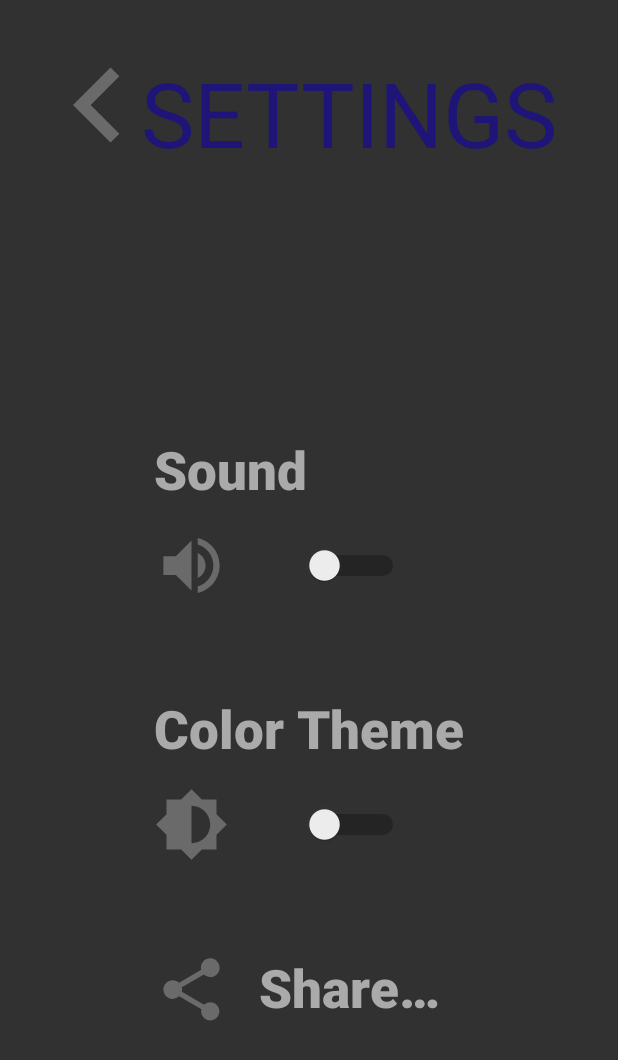
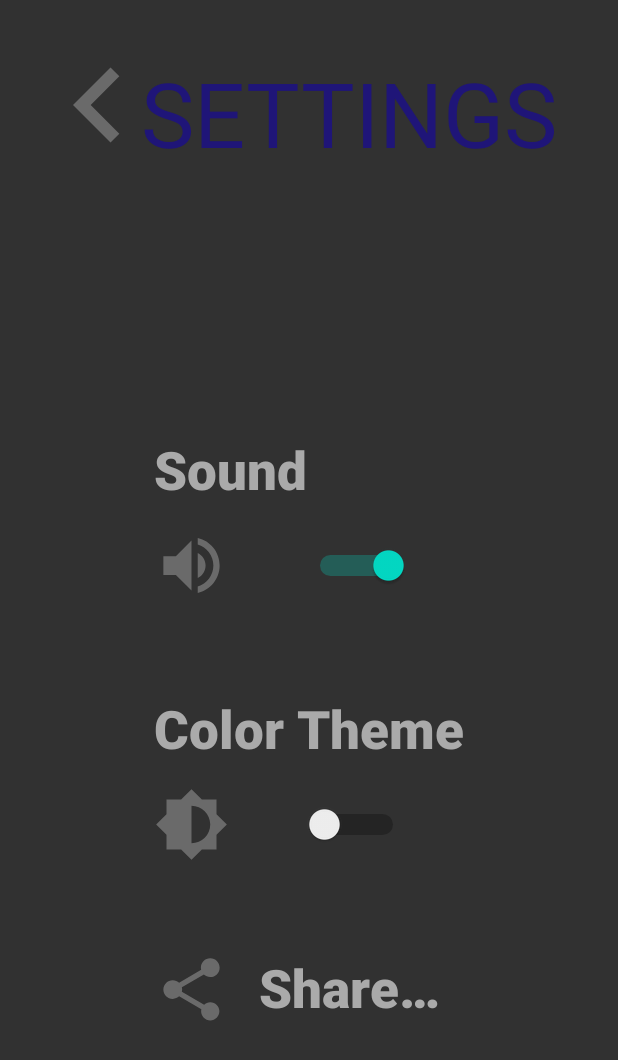
Before and after one commit to MikLay/Secret-Path, an Android app: the SettingsActivity screen opened directly, with no data from a screen before it, on a phone screen of 412 x 824 dp. Shown: the top 1060 px of the screen. Run offline under Robolectric (Android 15) with nearby library versions, the phone set to English and light mode, and no system bars; Roboto replaces fonts that are not available here.

Commit message:
Implemented Settings functionality

```diff
--- a/app/src/main/java/com/justdoit/secretpath/SettingsActivity.java
+++ b/app/src/main/java/com/justdoit/secretpath/SettingsActivity.java
@@ -5,6 +5,8 @@ import android.content.SharedPreferences;
 import android.os.Bundle;
 import android.util.Log;
 import android.view.View;
+import android.widget.ImageView;
+import android.widget.Switch;
 import android.widget.TextView;
 
 import androidx.appcompat.app.AppCompatActivity;
@@ -13,36 +15,26 @@ public class SettingsActivity extends AppCompatActivity {
     private static final String LOG_TAG =
             SettingsActivity.class.getSimpleName();
 
-    private String LEVEL_KEY;
-    private String PROGRESS_KEY;
+    private String THEME_KEY;
+    private String VOLUME_KEY;
     private SharedPreferences mPreferences;
-
-//    @Override
-//    protected void onCreate(Bundle savedInstanceState) {
-//        super.onCreate(savedInstanceState);
-//        setContentView(R.layout.activity_levels);
-//
-//        mPreferences = getSharedPreferences(
-//                getString(R.string.sharedPreferencesFileName), MODE_PRIVATE);
-//
-//        progress = mPreferences.getInt(getString(R.string.progressKey), 0);
-//
-//        levelNumber = findViewById(R.id.selectLevelNumber);
-//        levelNumber.setText(String.valueOf(progress + 1));
-//    }
 
     @Override
     protected void onCreate(Bundle savedInstanceState) {
         super.onCreate(savedInstanceState);
         setContentView(R.layout.activity_settings);
 
-        LEVEL_KEY = getString(R.string.levelKey);
-        PROGRESS_KEY = getString(R.string.progressKey);
+        THEME_KEY = getString(R.string.themeKey);
+        VOLUME_KEY = getString(R.string.volumeKey);
 
         mPreferences = getSharedPreferences(
                 getString(R.string.sharedPreferencesFileName), MODE_PRIVATE);
 
+        int theme = mPreferences.getInt(THEME_KEY, 0); // Dark theme by default
+        int volume = mPreferences.getInt(VOLUME_KEY, 1); // Sounds on by default
 
+        setThemeLayoutState(theme);
+        setVolumeLayoutState(volume);
     }
 
     public void backButtonOnClick(View view) {
@@ -52,16 +44,69 @@ public class SettingsActivity extends AppCompatActivity {
 
     public void switchSoundOnClick(View view) {
         Log.d(LOG_TAG, "SwitchSound toggled");
+        Switch volumeSwitch = findViewById(R.id.settingsSoundSwitch);
+        ImageView volumeImage = findViewById(R.id.settingsSoundImage);
+        if (volumeSwitch.isChecked()) {
+            volumeImage.setImageDrawable(getResources().getDrawable(R.drawable.ic_volume_on));
 
+            SharedPreferences.Editor preferencesEditor = mPreferences.edit();
+            preferencesEditor.putInt(VOLUME_KEY, 1);
+            preferencesEditor.apply();
+        } else {
+            volumeImage.setImageDrawable(getResources().getDrawable(R.drawable.ic_volume_off));
+
+            SharedPreferences.Editor preferencesEditor = mPreferences.edit();
+            preferencesEditor.putInt(VOLUME_KEY, 0);
+            preferencesEditor.apply();
+        }
     }
 
     public void switchThemeOnClick(View view) {
         Log.d(LOG_TAG, "SwitchTheme toggled");
+        Switch themeSwitch = findViewById(R.id.settingsThemeSwitch);
+        if (themeSwitch.isChecked()) {
+            //TODO: switch to Light theme
 
+            SharedPreferences.Editor preferencesEditor = mPreferences.edit();
+            preferencesEditor.putInt(THEME_KEY, 1);
+            preferencesEditor.apply();
+        } else {
+            //TODO: switch to Dark theme
+
+            SharedPreferences.Editor preferencesEditor = mPreferences.edit();
+            preferencesEditor.putInt(THEME_KEY, 0);
+            preferencesEditor.apply();
+        }
     }
 
     public void shareButtonOnClick(View view) {
         Log.d(LOG_TAG, "ShareButton clicked");
+        Intent sharingIntent = new Intent(Intent.ACTION_SEND);
+        sharingIntent.setType("text/plain");
+        String shareBody = "Я зіграв в Secret Path! Спробуй і ти: https://github.com/MikLay/Secret-Path";
+        sharingIntent.putExtra(Intent.EXTRA_SUBJECT, "Secret Path");
+        sharingIntent.putExtra(Intent.EXTRA_TEXT, shareBody);
+        startActivity(Intent.createChooser(sharingIntent, "Share via"));
+    }
 
+    private void setThemeLayoutState(int theme) {
+        Switch themeSwitch = findViewById(R.id.settingsThemeSwitch);
+        if (theme == 1) {
+            themeSwitch.setChecked(true);
+        } else {
+            themeSwitch.setChecked(false);
+        }
+    }
+
+    private void setVolumeLayoutState(int volume) {
+        Switch volumeSwitch = findViewById(R.id.settingsSoundSwitch);
+        ImageView volumeImage = findViewById(R.id.settingsSoundImage);
+        if (volume == 1) {
+            volumeSwitch.setChecked(true);
+            volumeImage.setImageDrawable(getResources().getDrawable(R.drawable.ic_volume_on));
+        } else {
+            volumeSwitch.setChecked(false);
+            volumeImage.setImageDrawable(getResources().getDrawable(R.drawable.ic_volume_off));
+        }
     }
 }
--- a/app/src/main/res/layout/activity_settings.xml
+++ b/app/src/main/res/layout/activity_settings.xml
@@ -84,6 +84,7 @@
                     android:orientation="horizontal">
 
                     <ImageView
+                        android:id="@+id/settingsSoundImage"
                         android:layout_width="wrap_content"
                         android:layout_height="wrap_content"
                         android:src="@drawable/ic_volume_on"
@@ -94,6 +95,7 @@
                         android:layout_marginEnd="50dp" />
 
                     <Switch
+                        android:id="@+id/settingsSoundSwitch"
                         android:layout_width="wrap_content"
                         android:layout_height="match_parent"
                         android:switchMinWidth="70dp"
@@ -134,6 +136,7 @@
                         android:layout_marginEnd="50dp" />
 
                     <Switch
+                        android:id="@+id/settingsThemeSwitch"
                         android:layout_width="wrap_content"
                         android:layout_height="match_parent"
                         android:switchMinWidth="70dp"
--- a/app/src/main/res/values/strings.xml
+++ b/app/src/main/res/values/strings.xml
@@ -24,6 +24,8 @@
     <string name="sendUserInputButtonText">Send</string>
     <string name="progressKey">progress</string>
     <string name="levelKey">current_level</string>
+    <string name="themeKey">theme</string>
+    <string name="volumeKey">volume</string>
     <string name="sharedPreferencesFileName">com.justdoit.secretpath</string>
     <string name="level02TextQuestion">Are you ready to take off?</string>
 </resources>
```
